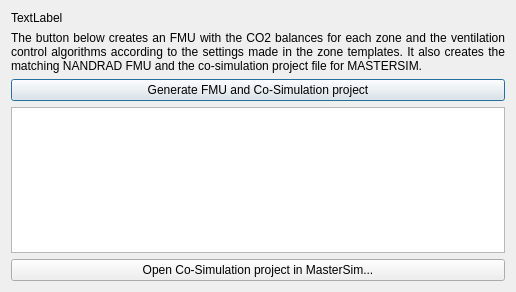
This is SIM-VICUS/src/SVCoSimCO2VentilationDialog.ui in ghorwin/SIM-VICUS as Qt 5 draws it before an edit. The edited form follows.
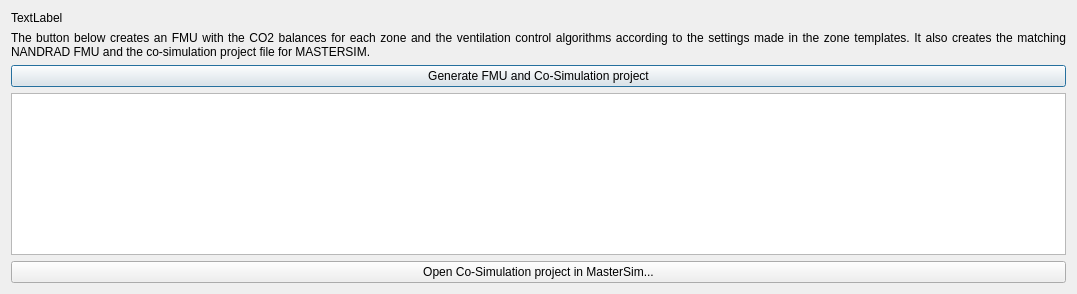
This is the edited form.

```diff
--- a/SIM-VICUS/src/SVCoSimCO2VentilationDialog.ui
+++ b/SIM-VICUS/src/SVCoSimCO2VentilationDialog.ui
@@ -6,8 +6,8 @@
    <rect>
     <x>0</x>
     <y>0</y>
-    <width>516</width>
-    <height>292</height>
+    <width>1077</width>
+    <height>294</height>
    </rect>
   </property>
   <property name="windowTitle">
@@ -19,6 +19,12 @@
      <property name="text">
       <string>TextLabel</string>
      </property>
+     <property name="alignment">
+      <set>Qt::AlignJustify|Qt::AlignVCenter</set>
+     </property>
+     <property name="wordWrap">
+      <bool>true</bool>
+     </property>
     </widget>
    </item>
    <item>
@@ -42,7 +48,11 @@
     </widget>
    </item>
    <item>
-    <widget class="QPlainTextEdit" name="plainTextEdit"/>
+    <widget class="QPlainTextEdit" name="plainTextEdit">
+     <property name="readOnly">
+      <bool>true</bool>
+     </property>
+    </widget>
    </item>
    <item>
     <widget class="QPushButton" name="pushButtonLaunchMasterSim">
```
